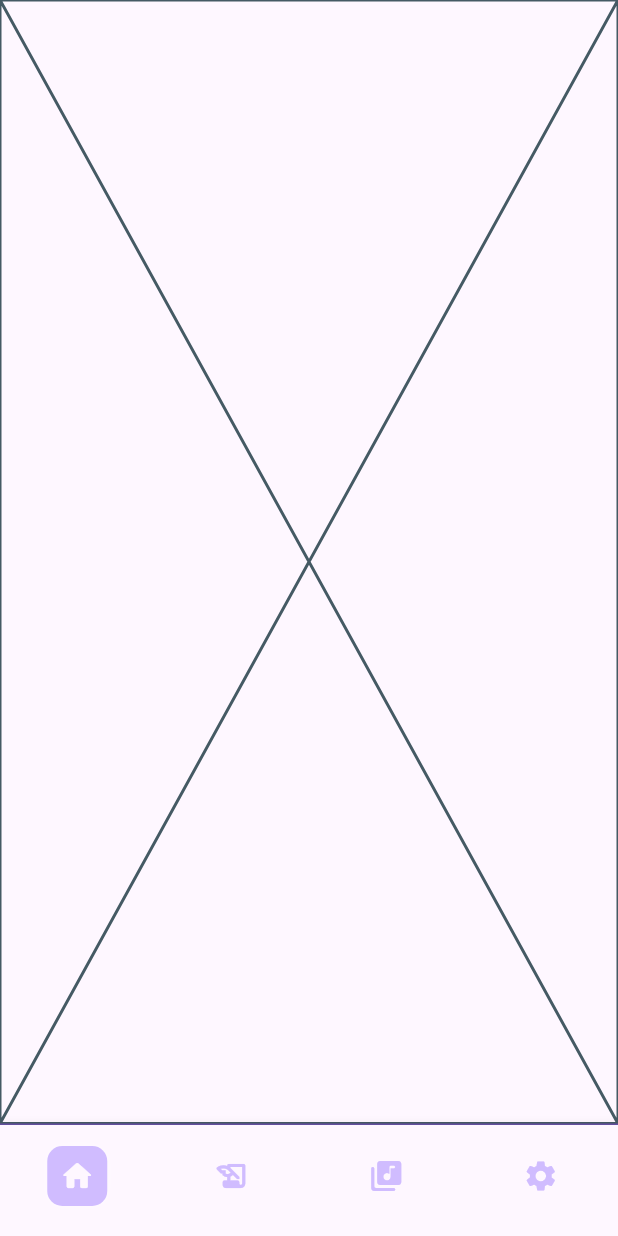
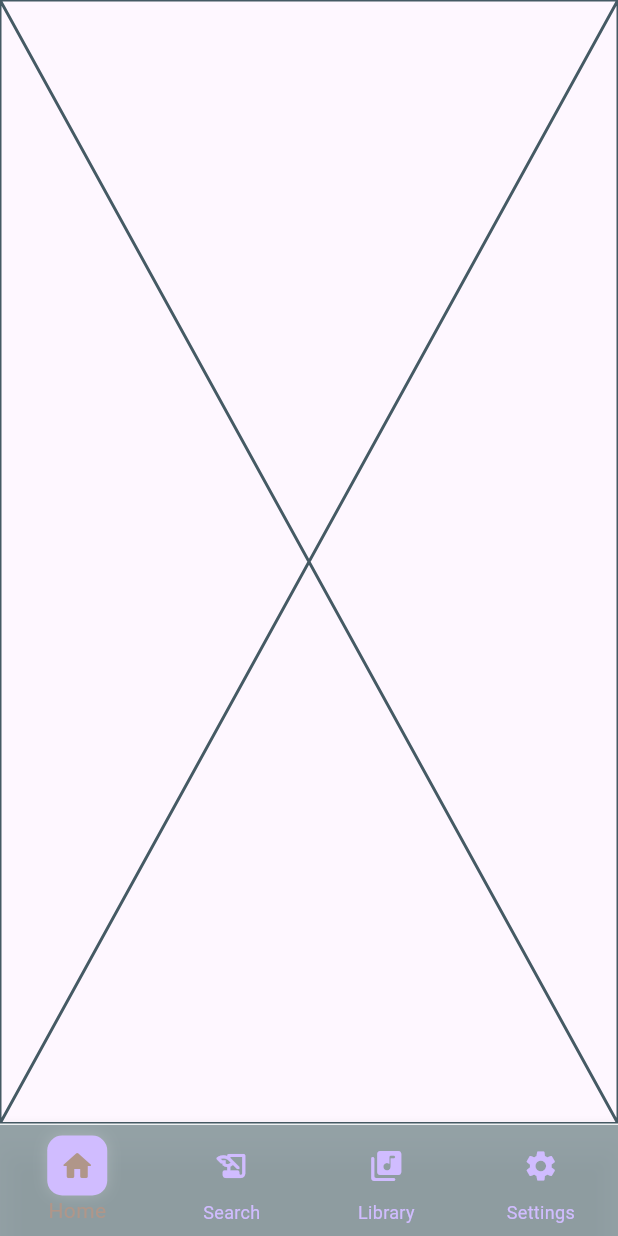
Before and after one commit to kwakyebrilliant/play, a Flutter app: the LandingPage screen opened directly, on a phone screen of 412 x 824 dp. Run offline on Flutter 3.47's test engine with Material 3 defaults, Android fonts, the phone set to English and light mode, and no system bars.

Commit message:
landing page updates

```diff
--- a/lib/component/landing_page.dart
+++ b/lib/component/landing_page.dart
@@ -26,14 +26,15 @@ class _LandingPageState extends State<LandingPage> {
     return Scaffold(
       body: _pages[_currentIndex],
       bottomNavigationBar: Container(
-        decoration: BoxDecoration(
+        decoration: const BoxDecoration(
           border: Border(
             top: BorderSide(
-              color: Theme.of(context).colorScheme.primary,
+              color: Color(0xFFF7fAFB),
             ),
           ),
         ),
         child: BottomNavigationBar(
+          backgroundColor: const Color(0xFF89999D).withOpacity(0.9),
           currentIndex: _currentIndex,
           onTap: (index) {
             setState(() {
@@ -41,16 +42,16 @@ class _LandingPageState extends State<LandingPage> {
             });
           },
           // Color for selected item
-          selectedItemColor: Theme.of(context).colorScheme.background,
+          selectedItemColor: const Color(0xFFb09689),
 
           // Color for unselected items
           unselectedItemColor: Theme.of(context).colorScheme.inversePrimary,
 
           // Hide selected labels
-          showSelectedLabels: false,
+          showSelectedLabels: true,
 
           // Hide unselected labels
-          showUnselectedLabels: false,
+          showUnselectedLabels: true,
           type: BottomNavigationBarType.fixed,
           items: [
             BottomNavigationBarItem(
```
